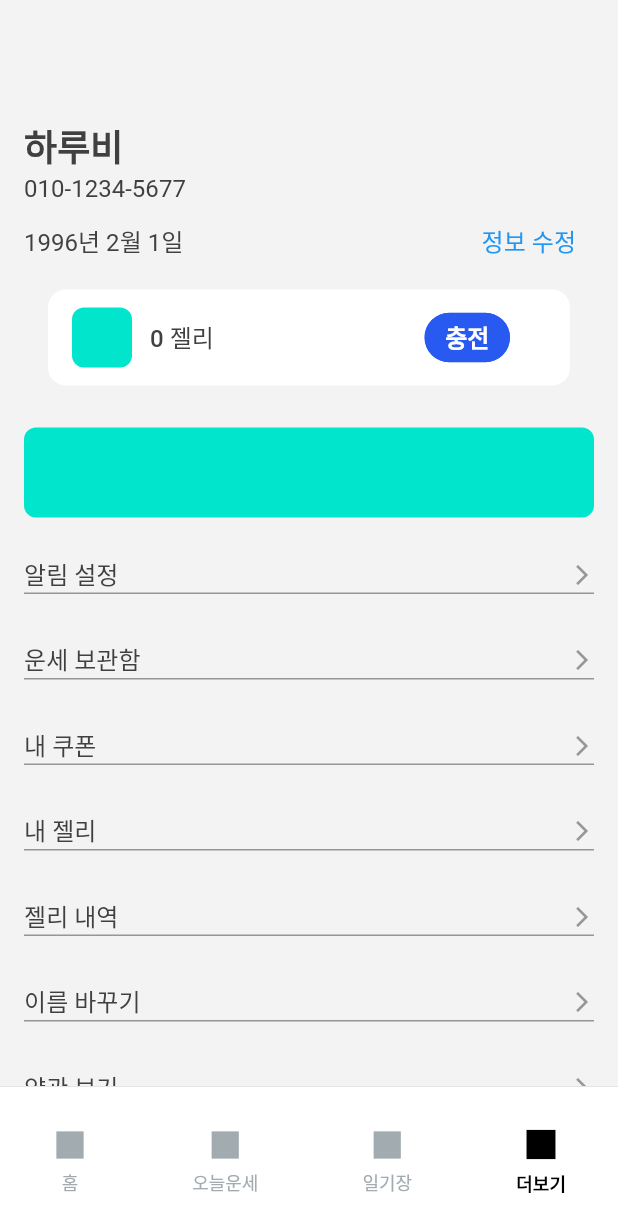
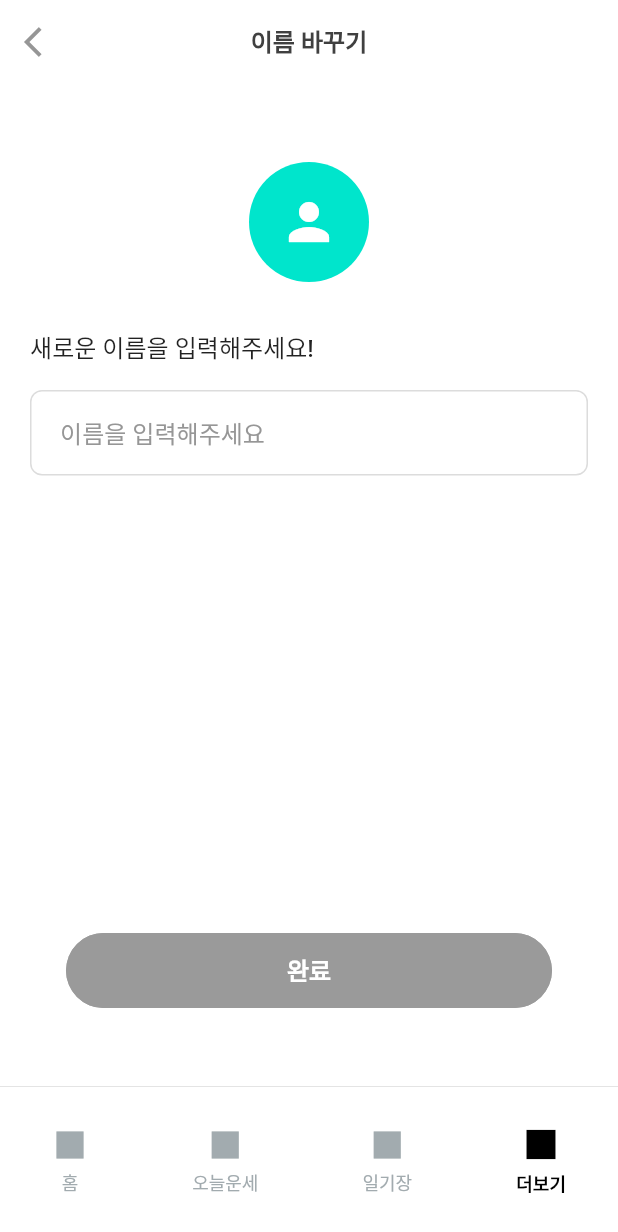
Before and after one commit to KhuongKayyyyy/nexacode_nora, a Flutter app: the screen it shows after launch, item 4 of the bottom bar chosen, after a tap on "이름 바꾸기", on a phone screen of 412 x 824 dp. Shown: the top 1232 px of the screen. Run offline on Flutter 3.47's test engine with Material 3 defaults, Android fonts, the phone set to English and light mode, and no system bars; our stand-ins replace cached_network_image, carousel_slider, dots_indicator, fluttertoast, get, lottie; Roboto replaces fonts that are missing (Pretendard).

Commit message:
added with change name page

```diff
--- a/lib/constants/RouteName.dart
+++ b/lib/constants/RouteName.dart
@@ -13,4 +13,5 @@ class RouteName {
   static const moreCouponPage = "/moreCouponPage";
   static const moreFortunePage = "/moreFortunePage";
   static const fortuneDetailPage = "/fortuneDetailPage";
+  static const moreChangeNamePage = "/moreChangeNamePage";
 }
--- a/lib/navs/more_nav.dart
+++ b/lib/navs/more_nav.dart
@@ -4,6 +4,7 @@ import 'package:get/get_core/src/get_main.dart';
 import 'package:nora/constants/NavIds.dart';
 import 'package:nora/constants/RouteName.dart';
 import 'package:nora/screens/more/fortune/fortune_detail_page.dart';
+import 'package:nora/screens/more/more_change_name_page.dart';
 import 'package:nora/screens/more/more_coupon_page.dart';
 import 'package:nora/screens/more/fee/more_fee_history.dart';
 import 'package:nora/screens/more/fee/more_fee_page.dart';
@@ -59,6 +60,12 @@ class MoreNav extends StatelessWidget {
             page: () => FortuneDetailPage(),
           );
         }
+        if (settings.name == RouteName.moreChangeNamePage) {
+          return GetPageRoute(
+            settings: settings,
+            page: () => MoreChangeNamePage(),
+          );
+        }
         return GetPageRoute(settings: settings, page: () => MoreLandingPage());
       },
     );
--- /dev/null
+++ b/lib/screens/more/more_change_name_page.dart
@@ -0,0 +1,134 @@
+import 'package:flutter/material.dart';
+import 'package:get/get.dart';
+import 'package:nora/components/AppButton.dart';
+import 'package:nora/components/AppText.dart';
+import 'package:nora/components/AppTextField.dart';
+import 'package:nora/constants/ColorConstants.dart';
+import 'package:nora/application/utils/extension/extensions.dart';
+
+class MoreChangeNamePage extends StatefulWidget {
+  const MoreChangeNamePage({super.key});
+
+  @override
+  State<MoreChangeNamePage> createState() => _MoreChangeNamePageState();
+}
+
+class _MoreChangeNamePageState extends State<MoreChangeNamePage> {
+  final TextEditingController _nameController = TextEditingController();
+  bool _isButtonEnabled = false;
+
+  @override
+  void initState() {
+    super.initState();
+    _nameController.addListener(_onTextChanged);
+  }
+
+  @override
+  void dispose() {
+    _nameController.dispose();
+    super.dispose();
+  }
+
+  void _onTextChanged() {
+    setState(() {
+      _isButtonEnabled = _nameController.text.trim().isNotEmpty;
+    });
+  }
+
+  void _showSuccessDialog() {
+    showDialog(
+      context: context,
+      barrierDismissible: false,
+      builder: (context) => AlertDialog(
+        backgroundColor: Colors.white,
+        shape: RoundedRectangleBorder(borderRadius: BorderRadius.circular(16)),
+        content: Container(
+          padding: EdgeInsets.symmetric(vertical: 20),
+          child: Column(
+            mainAxisSize: MainAxisSize.min,
+            children: [
+              AppText(
+                text: "이름 변경이 완료되었어요!",
+                fontSize: 16,
+                fontWeight: FontWeight.w600,
+                textAlign: TextAlign.center,
+              ),
+              24.y,
+              AppButton(
+                text: "확인",
+                onTap: () {
+                  Get.back();
+                  Get.back();
+                },
+              ),
+            ],
+          ),
+        ),
+      ),
+    );
+  }
+
+  @override
+  Widget build(BuildContext context) {
+    return Scaffold(
+      backgroundColor: Colors.white,
+      appBar: AppBar(
+        backgroundColor: Colors.white,
+        elevation: 0,
+        leading: IconButton(
+          icon: Icon(Icons.arrow_back_ios, color: ColorConstants.color96),
+          onPressed: () => Navigator.pop(context),
+        ),
+        title: AppText(
+          text: "이름 바꾸기",
+          fontSize: 16,
+          fontWeight: FontWeight.w600,
+        ),
+        centerTitle: true,
+      ),
+      body: Padding(
+        padding: EdgeInsets.all(20),
+        child: Column(
+          crossAxisAlignment: CrossAxisAlignment.start,
+          children: [
+            32.y,
+            Center(
+              child: Container(
+                width: 80,
+                height: 80,
+                decoration: BoxDecoration(
+                  color: Color(0xFF00E5CC),
+                  borderRadius: BorderRadius.circular(40),
+                ),
+                child: Icon(Icons.person, size: 40, color: Colors.white),
+              ),
+            ),
+            32.y,
+            AppText(
+              text: "새로운 이름을 입력해주세요!",
+              fontSize: 16,
+              fontWeight: FontWeight.w500,
+              color: Colors.black87,
+            ),
+            16.y,
+            AppTextField(
+              textController: _nameController,
+              hintText: "이름을 입력해주세요",
+              textColorHint: ColorConstants.color96,
+              fontSize: 16,
+              onChanged: (value) => _onTextChanged(),
+            ),
+            Spacer(),
+            AppButton(
+              text: "완료",
+              disabled: !_isButtonEnabled,
+              disableColor: ColorConstants.back9aColor,
+              onTap: _isButtonEnabled ? _showSuccessDialog : () {},
+            ),
+            32.y,
+          ],
+        ),
+      ),
+    );
+  }
+}
--- a/lib/screens/more/more_landing_page.dart
+++ b/lib/screens/more/more_landing_page.dart
@@ -47,7 +47,11 @@ class MoreLandingPage extends StatelessWidget {
                     Get.toNamed(RouteName.moreFeeHistory, id: NavIds.more),
               ),
               _buildSettingItem(title: "젤리 내역", onTap: () {}),
-              _buildSettingItem(title: "이름 바꾸기", onTap: () {}),
+              _buildSettingItem(
+                title: "이름 바꾸기",
+                onTap: () =>
+                    Get.toNamed(RouteName.moreChangeNamePage, id: NavIds.more),
+              ),
               _buildSettingItem(title: "약관 보기", onTap: () {}),
               _buildSettingItem(title: "개발자에게 문의하기", onTap: () {}),
               _buildSettingItem(title: "광고 정확도 올리기", onTap: () {}),
```
